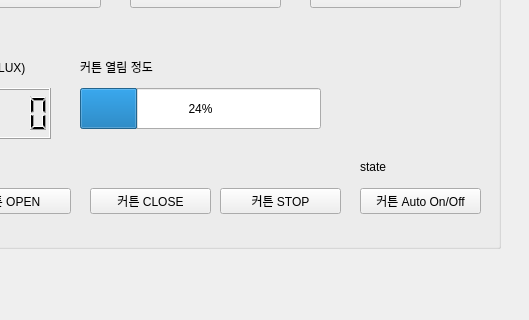
Qt form service/pyqt/dashboard.ui (hyoinYang/iot-repo-3) before a commit; both pictures show x 510 to 1039 and y 262 to 582 of the 1039 by 582 pixel window.
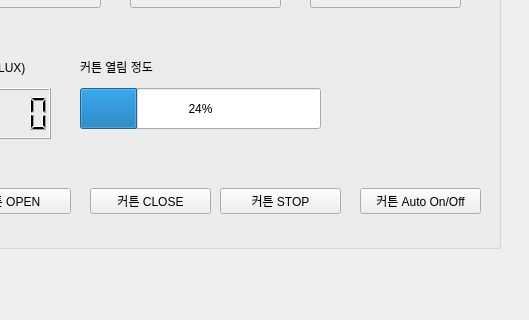
The same form after that commit.

Commit message: feat: wire curtain dashboard and optimize telemetry

Diff of the .ui file:
```diff
--- a/service/pyqt/dashboard.ui
+++ b/service/pyqt/dashboard.ui
@@ -409,14 +409,17 @@
    <widget class="QLabel" name="label_curState">
     <property name="geometry">
      <rect>
-      <x>430</x>
-      <y>400</y>
-      <width>66</width>
-      <height>18</height>
+        <x>150</x>
+        <y>390</y>
+        <width>300</width>
+        <height>20</height>
      </rect>
     </property>
     <property name="text">
-     <string>state</string>
+      <string/>
+     </property>
+     <property name="alignment">
+      <set>Qt::AlignLeading|Qt::AlignLeft|Qt::AlignVCenter</set>
     </property>
    </widget>
    <widget class="QPushButton" name="pushButton_heat">
```
Lines whose indentation alone changed are shown as unchanged. The commit also changes 2 other files.
